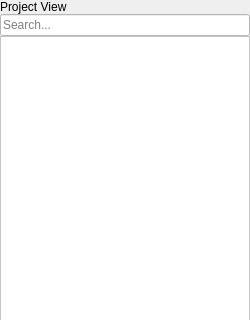
Qt form projectview.ui (parallaxinc/projectview) before a commit; both pictures show x 0 to 250 and y 0 to 320 of the 250 by 633 pixel window.
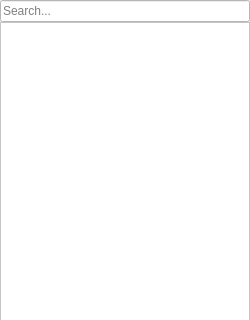
The same form after that commit.

Commit message: Fix root item coloring, remove 'project view' label

What changed in the file:
```diff
--- a/projectview.ui
+++ b/projectview.ui
@@ -29,13 +29,6 @@
    <property name="bottomMargin">
     <number>0</number>
    </property>
-   <item>
-    <widget class="QLabel" name="label">
-     <property name="text">
-      <string>Project View</string>
-     </property>
-    </widget>
-   </item>
    <item>
     <widget class="QLineEdit" name="search">
      <property name="palette">
```
The commit also changes 1 other file.
